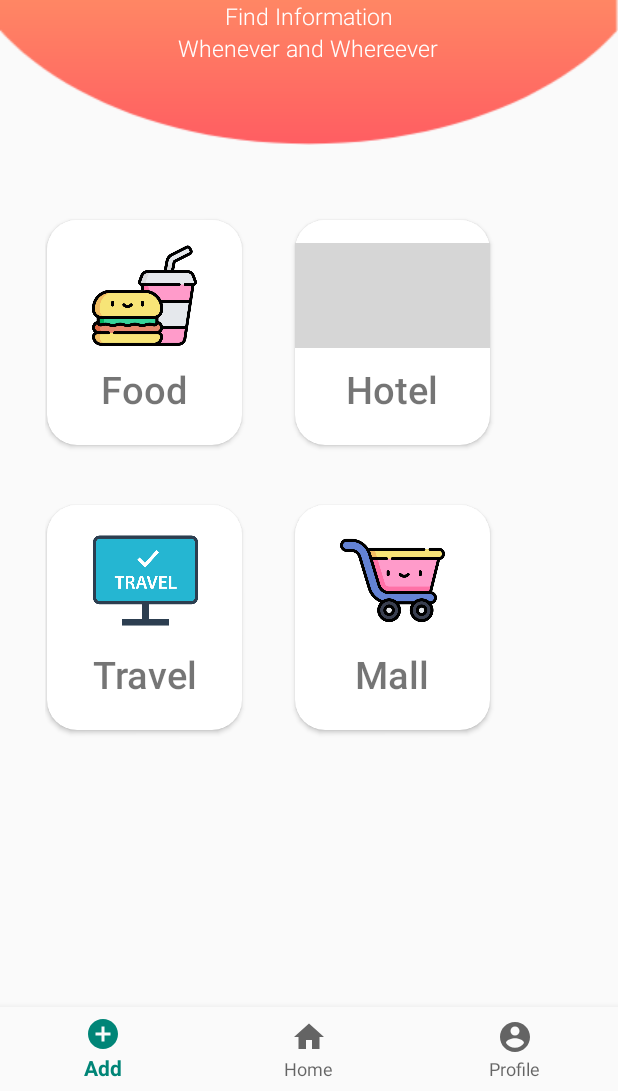
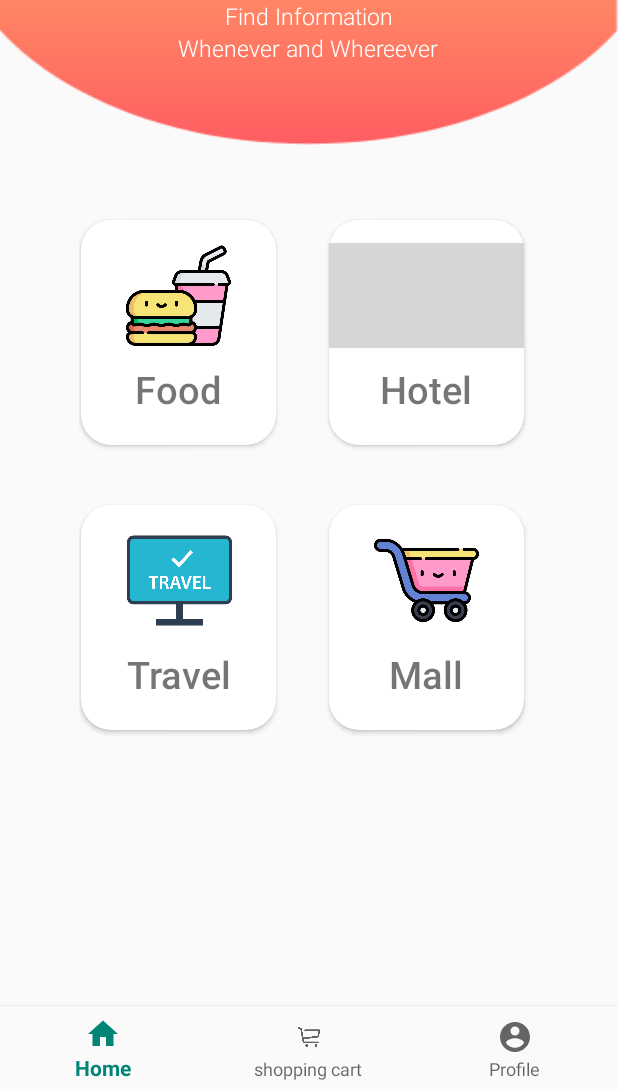
Before and after one commit to imamseptian/infoku, an Android app: the screen it shows after launch (MainActivity), on a phone screen of 412 x 824 dp, the part 145-1236 px from its top. Run offline under Robolectric (Android 15) with nearby library versions, the phone set to English and light mode, and no system bars; grey boxes are pictures that could not be loaded.

Commit message:
redesign, and fix id duplicate

```diff
--- a/app/src/main/res/layout/activity_main.xml
+++ b/app/src/main/res/layout/activity_main.xml
@@ -22,7 +22,9 @@
         <RelativeLayout
             android:layout_below="@+id/header1"
             android:layout_width="match_parent"
-            android:layout_height="wrap_content">
+            android:layout_height="wrap_content"
+            android:gravity="center"
+            >
 
                 <ImageView
                     android:id="@+id/header2"
@@ -62,17 +64,20 @@
                    android:fontFamily="sans-serif-light"/>
 
                 <LinearLayout
-                    android:layout_marginLeft="30dp"
-                    android:layout_marginRight="30dp"
                     android:orientation="vertical"
                     android:layout_marginTop="40dp"
                     android:layout_below="@+id/header2"
                     android:layout_width="wrap_content"
-                    android:layout_height="wrap_content">
+                    android:layout_height="wrap_content"
+                    android:gravity="center"
+                    android:layout_centerInParent="true"
+                    >
 
                         <LinearLayout
                             android:layout_width="wrap_content"
                             android:layout_height="wrap_content">
+
+                                <!-- Tombol food-->
                                 <androidx.cardview.widget.CardView
                                     app:cardCornerRadius="20dp"
                                     android:layout_marginTop="10dp"
@@ -82,7 +87,7 @@
                                     android:layout_width="130dp"
                                     android:layout_height="150dp">
                                         <RelativeLayout
-                                            android:id="@+id/lini1"
+                                            android:id="@+id/tombolFood"
                                             android:layout_width="wrap_content"
                                             android:layout_height="wrap_content"
                                             android:background="@color/white">
@@ -106,7 +111,7 @@
 
                                         </RelativeLayout>
                                 </androidx.cardview.widget.CardView>
-
+                                <!-- Tombol Hotel-->
                                 <androidx.cardview.widget.CardView
                                     app:cardCornerRadius="20dp"
                                     android:layout_marginTop="10dp"
@@ -116,7 +121,7 @@
                                     android:layout_width="130dp"
                                     android:layout_height="150dp">
                                         <RelativeLayout
-                                            android:id="@+id/lini1"
+                                            android:id="@+id/tombolHotel"
                                             android:layout_width="wrap_content"
                                             android:layout_height="wrap_content"
                                             android:background="@color/white">
@@ -124,7 +129,7 @@
                                                 <ImageView
                                                     android:layout_marginTop="15dp"
                                                     android:layout_centerHorizontal="true"
-                                                    android:id="@+id/imgFood"
+                                                    android:id="@+id/imgHotel"
                                                     android:layout_width="match_parent"
                                                     android:layout_height="70dp"
                                                     android:src="@drawable/hotel"/>
@@ -132,7 +137,7 @@
                                                     android:fontFamily="sans-serif-medium"
                                                     android:layout_marginTop="10dp"
                                                     android:layout_centerHorizontal="true"
-                                                    android:layout_below="@+id/imgFood"
+                                                    android:layout_below="@+id/imgHotel"
                                                     android:layout_width="wrap_content"
                                                     android:layout_height="wrap_content"
                                                     android:text="Hotel"
@@ -146,6 +151,7 @@
                             android:layout_marginTop="20dp"
                             android:layout_width="wrap_content"
                             android:layout_height="wrap_content">
+                                <!-- Tombol Travel-->
                                 <androidx.cardview.widget.CardView
                                     app:cardCornerRadius="20dp"
                                     android:layout_marginTop="10dp"
@@ -156,13 +162,13 @@
                                     android:layout_height="150dp">
 
                                         <RelativeLayout
-                                            android:id="@+id/lini1"
+                                            android:id="@+id/tombolTravel"
                                             android:layout_width="131dp"
                                             android:layout_height="wrap_content"
                                             android:background="@color/white">
 
                                                 <ImageView
-                                                    android:id="@+id/imgFood"
+                                                    android:id="@+id/imgTravel"
                                                     android:layout_width="match_parent"
                                                     android:layout_height="70dp"
                                                     android:layout_centerHorizontal="true"
@@ -172,7 +178,7 @@
                                                 <TextView
                                                     android:layout_width="wrap_content"
                                                     android:layout_height="wrap_content"
-                                                    android:layout_below="@+id/imgFood"
+                                                    android:layout_below="@+id/imgTravel"
                                                     android:layout_centerHorizontal="true"
                                                     android:layout_marginTop="10dp"
                                                     android:fontFamily="sans-serif-medium"
@@ -182,6 +188,7 @@
                                         </RelativeLayout>
                                 </androidx.cardview.widget.CardView>
 
+                                <!-- Tombol Mall-->
                                 <androidx.cardview.widget.CardView
                                     app:cardCornerRadius="20dp"
                                     android:layout_marginTop="10dp"
@@ -191,7 +198,7 @@
                                     android:layout_width="130dp"
                                     android:layout_height="150dp">
                                         <RelativeLayout
-                                            android:id="@+id/lini1"
+                                            android:id="@+id/tombolMall"
                                             android:layout_width="wrap_content"
                                             android:layout_height="wrap_content"
                                             android:background="@color/white">
@@ -199,7 +206,7 @@
                                                 <ImageView
                                                     android:layout_marginTop="15dp"
                                                     android:layout_centerHorizontal="true"
-                                                    android:id="@+id/imgFood"
+                                                    android:id="@+id/imgMall"
                                                     android:layout_width="match_parent"
                                                     android:layout_height="70dp"
                                                     android:src="@drawable/cart"/>
@@ -207,7 +214,7 @@
                                                     android:fontFamily="sans-serif-medium"
                                                     android:layout_marginTop="10dp"
                                                     android:layout_centerHorizontal="true"
-                                                    android:layout_below="@+id/imgFood"
+                                                    android:layout_below="@+id/imgMall"
                                                     android:layout_width="wrap_content"
                                                     android:layout_height="wrap_content"
                                                     android:text="Mall"
--- a/app/src/main/res/menu/bottom_navigation.xml
+++ b/app/src/main/res/menu/bottom_navigation.xml
@@ -1,29 +1,18 @@
 <?xml version="1.0" encoding="utf-8"?>
 <menu xmlns:android="http://schemas.android.com/apk/res/android">
+    <item
+        android:id="@+id/nav_home"
+        android:icon="@drawable/ic_home_black_24dp"
+        android:title="Home" />
 
     <item
+        android:id="@+id/nav_add"
+        android:icon="@drawable/my_shopping_cart"
+        android:title="shopping cart" />
 
-        android:id="@+id/nav_add"
-        android:icon="@drawable/ic_add_circle_black_24dp"
-        android:title="Add"
-
-        />
-
-        <item
-
-        android:id="@+id/nav_home"
-        android:icon="@drawable/ic_home_black_24dp"
-        android:title="Home"
-
-        />
-
-        <item
-
+    <item
         android:id="@+id/nav_profile"
         android:icon="@drawable/ic_account_circle_black_24dp"
-        android:title="Profile"
-
-        />
-
+        android:title="Profile" />
 
 </menu>
--- a/build.gradle
+++ b/build.gradle
@@ -7,7 +7,7 @@ buildscript {
 
     }
     dependencies {
-        classpath 'com.android.tools.build:gradle:3.5.2'
+        classpath 'com.android.tools.build:gradle:3.5.3'
 
         // NOTE: Do not place your application dependencies here; they belong
         // in the individual module build.gradle files
```
Also changed, not shown: app/src/main/res/drawable/my_shopping_cart.png (added).
